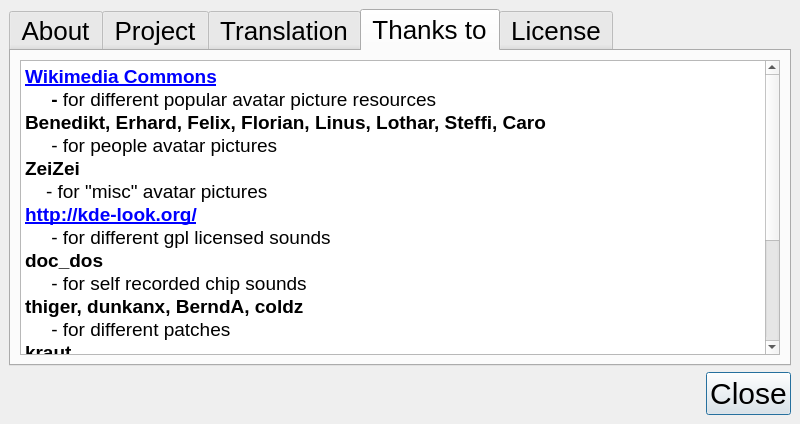
First picture: the form in src/gui/qt/gui_800x480/aboutpokerth_800x480.ui, repository pokerth/pokerth, before the edit.
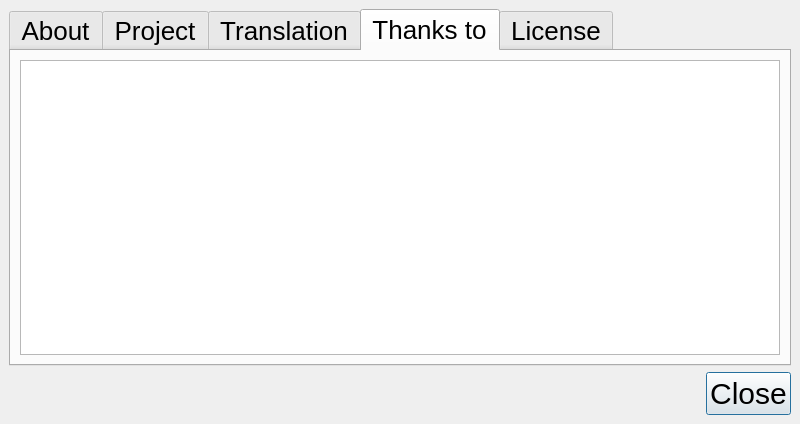
Second picture: the form after the edit. The open tabs and pages were chosen to show the change. Icons and pictures are not drawn.

Diff of the .ui file:
```diff
--- a/src/gui/qt/gui_800x480/aboutpokerth_800x480.ui
+++ b/src/gui/qt/gui_800x480/aboutpokerth_800x480.ui
@@ -225,29 +225,7 @@
 &lt;html&gt;&lt;head&gt;&lt;meta name=&quot;qrichtext&quot; content=&quot;1&quot; /&gt;&lt;style type=&quot;text/css&quot;&gt;
 p, li { white-space: pre-wrap; }
 &lt;/style&gt;&lt;/head&gt;&lt;body style=&quot; font-family:'Nimbus Sans L'; font-weight:400; font-style:normal;&quot;&gt;
-&lt;table border=&quot;0&quot; style=&quot;-qt-table-type: root; margin-top:4px; margin-bottom:4px; margin-left:4px; margin-right:4px;&quot;&gt;
-&lt;tr&gt;
-&lt;td style=&quot;border: none;&quot;&gt;
-&lt;p style=&quot; margin-top:0px; margin-bottom:0px; margin-left:0px; margin-right:0px; -qt-block-indent:0; text-indent:0px;&quot;&gt;&lt;a href=&quot;http://commons.wikimedia.org/wiki/Main_Page&quot;&gt;&lt;span style=&quot; font-size:14pt; font-weight:600; text-decoration: underline; color:#0000ff;&quot;&gt;Wikimedia Commons&lt;/span&gt;&lt;/a&gt;&lt;/p&gt;
-&lt;p style=&quot; margin-top:0px; margin-bottom:0px; margin-left:0px; margin-right:0px; -qt-block-indent:0; text-indent:0px;&quot;&gt;&lt;span style=&quot; font-size:14pt; font-weight:600;&quot;&gt;     - &lt;/span&gt;&lt;span style=&quot; font-size:14pt;&quot;&gt;for different popular avatar picture resources&lt;/span&gt;&lt;/p&gt;
-&lt;p style=&quot; margin-top:0px; margin-bottom:0px; margin-left:0px; margin-right:0px; -qt-block-indent:0; text-indent:0px;&quot;&gt;&lt;span style=&quot; font-size:14pt; font-weight:600;&quot;&gt;Benedikt, Erhard, Felix, Florian, Linus, Lothar, Steffi, Caro&lt;/span&gt;&lt;/p&gt;
-&lt;p style=&quot; margin-top:0px; margin-bottom:0px; margin-left:0px; margin-right:0px; -qt-block-indent:0; text-indent:0px;&quot;&gt;&lt;span style=&quot; font-size:14pt;&quot;&gt;     - for people avatar pictures&lt;/span&gt;&lt;/p&gt;
-&lt;p style=&quot; margin-top:0px; margin-bottom:0px; margin-left:0px; margin-right:0px; -qt-block-indent:0; text-indent:0px;&quot;&gt;&lt;span style=&quot; font-size:14pt; font-weight:600;&quot;&gt;ZeiZei&lt;/span&gt;&lt;span style=&quot; font-size:14pt;&quot;&gt; &lt;/span&gt;&lt;/p&gt;
-&lt;p style=&quot; margin-top:0px; margin-bottom:0px; margin-left:0px; margin-right:0px; -qt-block-indent:0; text-indent:0px;&quot;&gt;&lt;span style=&quot; font-size:14pt;&quot;&gt;    - for &amp;quot;misc&amp;quot; avatar pictures&lt;/span&gt;&lt;/p&gt;
-&lt;p style=&quot; margin-top:0px; margin-bottom:0px; margin-left:0px; margin-right:0px; -qt-block-indent:0; text-indent:0px;&quot;&gt;&lt;a href=&quot;http://kde-look.org/&quot;&gt;&lt;span style=&quot; font-size:14pt; font-weight:600; text-decoration: underline; color:#0000ff;&quot;&gt;http://kde-look.org/&lt;/span&gt;&lt;/a&gt;&lt;/p&gt;
-&lt;p style=&quot; margin-top:0px; margin-bottom:0px; margin-left:0px; margin-right:0px; -qt-block-indent:0; text-indent:0px;&quot;&gt;&lt;span style=&quot; font-size:14pt;&quot;&gt;     - for different gpl licensed sounds&lt;/span&gt;&lt;/p&gt;
-&lt;p style=&quot; margin-top:0px; margin-bottom:0px; margin-left:0px; margin-right:0px; -qt-block-indent:0; text-indent:0px;&quot;&gt;&lt;span style=&quot; font-size:14pt; font-weight:600;&quot;&gt;doc_dos&lt;/span&gt;&lt;/p&gt;
-&lt;p style=&quot; margin-top:0px; margin-bottom:0px; margin-left:0px; margin-right:0px; -qt-block-indent:0; text-indent:0px;&quot;&gt;&lt;span style=&quot; font-size:14pt;&quot;&gt;     - for self recorded chip sounds&lt;/span&gt;&lt;/p&gt;
-&lt;p style=&quot; margin-top:0px; margin-bottom:0px; margin-left:0px; margin-right:0px; -qt-block-indent:0; text-indent:0px;&quot;&gt;&lt;span style=&quot; font-size:14pt; font-weight:600;&quot;&gt;thiger, dunkanx, BerndA, coldz&lt;/span&gt;&lt;/p&gt;
-&lt;p style=&quot; margin-top:0px; margin-bottom:0px; margin-left:0px; margin-right:0px; -qt-block-indent:0; text-indent:0px;&quot;&gt;&lt;span style=&quot; font-size:14pt;&quot;&gt;     - for different patches&lt;/span&gt;&lt;/p&gt;
-&lt;p style=&quot; margin-top:0px; margin-bottom:0px; margin-left:0px; margin-right:0px; -qt-block-indent:0; text-indent:0px;&quot;&gt;&lt;span style=&quot; font-size:14pt; font-weight:600;&quot;&gt;kraut&lt;/span&gt;&lt;/p&gt;
-&lt;p style=&quot; margin-top:0px; margin-bottom:0px; margin-left:0px; margin-right:0px; -qt-block-indent:0; text-indent:0px;&quot;&gt;&lt;span style=&quot; font-size:14pt;&quot;&gt;     - for internet-game-server hosting and administration&lt;/span&gt;&lt;/p&gt;
-&lt;p style=&quot; margin-top:0px; margin-bottom:0px; margin-left:0px; margin-right:0px; -qt-block-indent:0; text-indent:0px;&quot;&gt;&lt;span style=&quot; font-size:14pt; font-weight:600;&quot;&gt;danuxi&lt;/span&gt;&lt;/p&gt;
-&lt;p style=&quot; margin-top:0px; margin-bottom:0px; margin-left:0px; margin-right:0px; -qt-block-indent:0; text-indent:0px;&quot;&gt;&lt;span style=&quot; font-size:14pt;&quot;&gt;    - for startwindow background gfx and danuxi1 table background&lt;/span&gt;&lt;/p&gt;
-&lt;p style=&quot; margin-top:0px; margin-bottom:0px; margin-left:0px; margin-right:0px; -qt-block-indent:0; text-indent:0px;&quot;&gt;&lt;span style=&quot; font-size:14pt; font-weight:600;&quot;&gt;heyn&lt;/span&gt;&lt;/p&gt;
-&lt;p style=&quot; margin-top:0px; margin-bottom:0px; margin-left:0px; margin-right:0px; -qt-block-indent:0; text-indent:0px;&quot;&gt;&lt;span style=&quot; font-size:14pt;&quot;&gt;    - for moderating forum and organise bugtracker and feature requests&lt;/span&gt;&lt;/p&gt;
-&lt;p style=&quot; margin-top:0px; margin-bottom:0px; margin-left:0px; margin-right:0px; -qt-block-indent:0; text-indent:0px;&quot;&gt;&lt;span style=&quot; font-size:14pt; font-weight:600;&quot;&gt;texas_outlaw&lt;/span&gt;&lt;/p&gt;
-&lt;p style=&quot; margin-top:0px; margin-bottom:0px; margin-left:0px; margin-right:0px; -qt-block-indent:0; text-indent:0px;&quot;&gt;&lt;span style=&quot; font-size:14pt;&quot;&gt;    - for new table sounds&lt;/span&gt;&lt;/p&gt;&lt;/td&gt;&lt;/tr&gt;&lt;/table&gt;&lt;/body&gt;&lt;/html&gt;</string>
+&lt;p style=&quot;-qt-paragraph-type:empty; margin-top:0px; margin-bottom:0px; margin-left:0px; margin-right:0px; -qt-block-indent:0; text-indent:0px;&quot;&gt;&lt;/p&gt;&lt;/body&gt;&lt;/html&gt;</string>
          </property>
          <property name="openExternalLinks">
           <bool>true</bool>
```
Left out of the diff: 1 changed line with no effect on the pictures.
